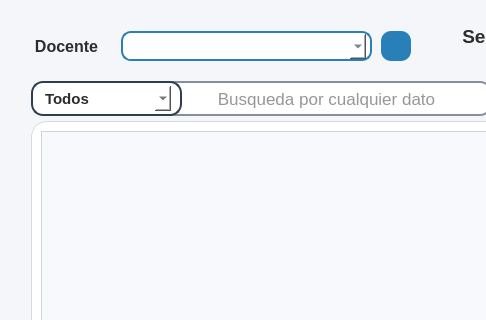
The window that resources/ui/detalles_seccion.ui (Proyecto-Uptjaa/Proyecto_SIRA) describes before a commit, drawn with Qt 5; both pictures show x 0 to 486 and y 0 to 320 of the 636 by 595 pixel window.
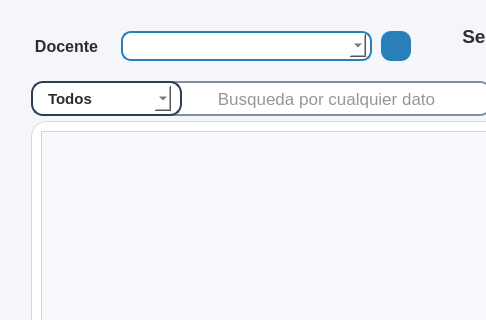
The same window after the commit. Icons and pictures are not drawn.

Commit message:
Mejores stylesheets en calend y combobox
- Se mejoro el diseño visual de calendarios desplegables y de listado
  desplegable de combobox.
- Nuevos iconos agregados

What changed in the file:
```diff
--- a/resources/ui/detalles_seccion.ui
+++ b/resources/ui/detalles_seccion.ui
@@ -411,8 +411,50 @@
         <cursorShape>PointingHandCursor</cursorShape>
        </property>
        <property name="styleSheet">
-        <string notr="true">background-color: white;
-border: transparent;</string>
+        <string notr="true">QComboBox {
+			combobox-popup: 0;
+            border-radius: 10px;
+            padding: 2px 8px;
+            background-color: white;
+            color: #2d2d2d;
+   
+        }
+        QComboBox:hover {
+            border-color: #0D47A1;
+        }
+        
+        QComboBox QAbstractItemView {
+            background-color: white;
+            border: 1.5px solid #2980b9;
+            border-radius: 8px;
+            color: #2d2d2d;
+            outline: none;
+            padding: 4px 0px;
+        }
+        QComboBox QAbstractItemView::item {
+            min-height: 20px;
+            padding: 3px 5px;
+        }
+        QComboBox QAbstractItemView::item:selected {
+            background-color: #2980b9;
+            color: white;
+        }
+        QComboBox QAbstractItemView QScrollBar:vertical {
+            border: none;
+            background: #f0f7ff;
+            width: 7px;
+            border-radius: 3px;
+            margin: 4px 2px;
+        }
+        QComboBox QAbstractItemView QScrollBar::handle:vertical {
+            background: #2980b9;
+            border-radius: 3px;
+            min-height: 20px;
+        }
+        QComboBox QAbstractItemView QScrollBar::add-line:vertical,
+        QComboBox QAbstractItemView QScrollBar::sub-line:vertical {
+            height: 0px;
+        }</string>
        </property>
        <property name="iconSize">
         <size>
@@ -782,13 +824,13 @@
          <x>5</x>
          <y>3</y>
          <width>240</width>
-         <height>25</height>
+         <height>23</height>
         </rect>
        </property>
        <property name="maximumSize">
         <size>
          <width>249</width>
-         <height>30</height>
+         <height>28</height>
         </size>
        </property>
        <property name="font">
@@ -803,43 +845,49 @@
        </property>
        <property name="styleSheet">
         <string notr="true">QComboBox {
-    background-color: #ffffff;
-    color: #2c3e50;
-    border-radius: 4px;
-    padding: 5px 10px;
-}
-
-QComboBox:hover {
-    border: 1px solid #3498db;
-}
-
-QComboBox:disabled {
-    background-color: #ecf0f1;
-    color: #7f8c8d;
-}
-
-QComboBox QAbstractItemView {
-    background-color: #ffffff;
-    color: #2c3e50;
-    selection-background-color: #3498db;
-    selection-color: #ffffff;
-    border: 1px solid #bdc3c7;
-    padding: 2px;
-}
-
-QComboBox QAbstractItemView::item {
-    min-height: 25px;
-    padding: 5px;
-}
-
-QComboBox QAbstractItemView::item:hover {
-    background-color: #ecf0f1;
-}
-
-QComboBox QAbstractItemView::item:selected {
-    background-color: #3498db;
-    color: #ffffff;
-}</string>
+			combobox-popup: 0;
+            border-radius: 10px;
+            padding: 2px 8px;
+            background-color: white;
+            color: #2d2d2d;
+   
+        }
+        QComboBox:hover {
+            border-color: #0D47A1;
+        }
+        
+        QComboBox QAbstractItemView {
+            background-color: white;
+            border: 1.5px solid #2980b9;
+            border-radius: 8px;
+            color: #2d2d2d;
+            outline: none;
+            padding: 4px 0px;
+        }
+        QComboBox QAbstractItemView::item {
+            min-height: 20px;
+            padding: 3px 5px;
+        }
+        QComboBox QAbstractItemView::item:selected {
+            background-color: #2980b9;
+            color: white;
+        }
+        QComboBox QAbstractItemView QScrollBar:vertical {
+            border: none;
+            background: #f0f7ff;
+            width: 7px;
+            border-radius: 3px;
+            margin: 4px 2px;
+        }
+        QComboBox QAbstractItemView QScrollBar::handle:vertical {
+            background: #2980b9;
+            border-radius: 3px;
+            min-height: 20px;
+        }
+        QComboBox QAbstractItemView QScrollBar::add-line:vertical,
+        QComboBox QAbstractItemView QScrollBar::sub-line:vertical {
+            height: 0px;
+        }</string>
        </property>
        <property name="iconSize">
         <size>
```
The commit also changes 32 other files.
